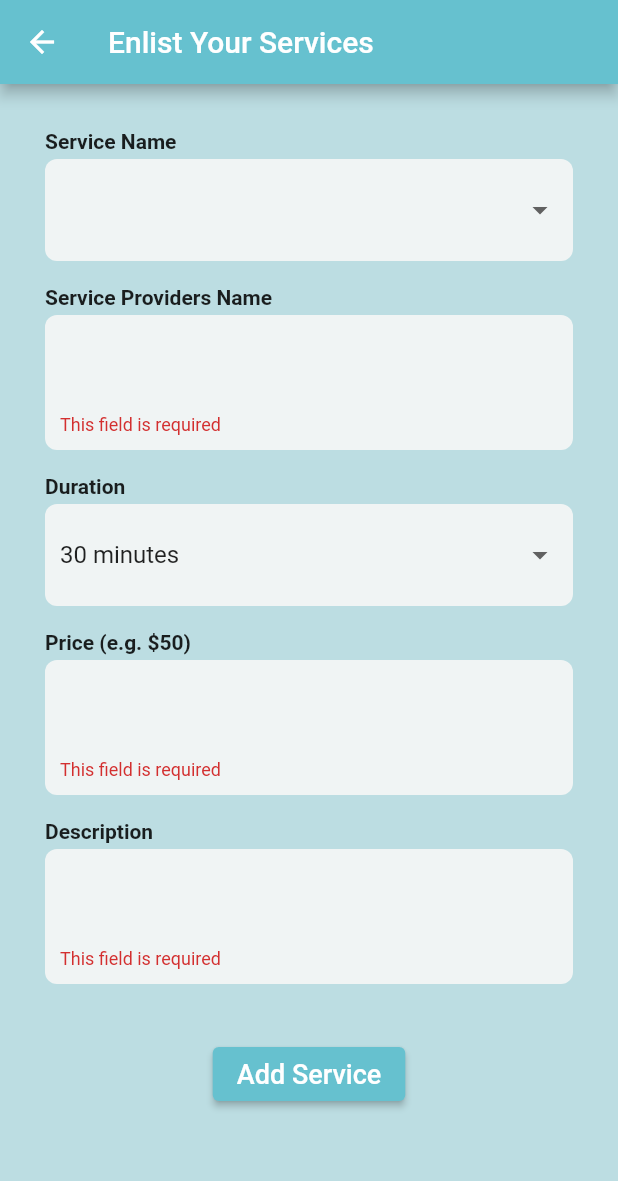
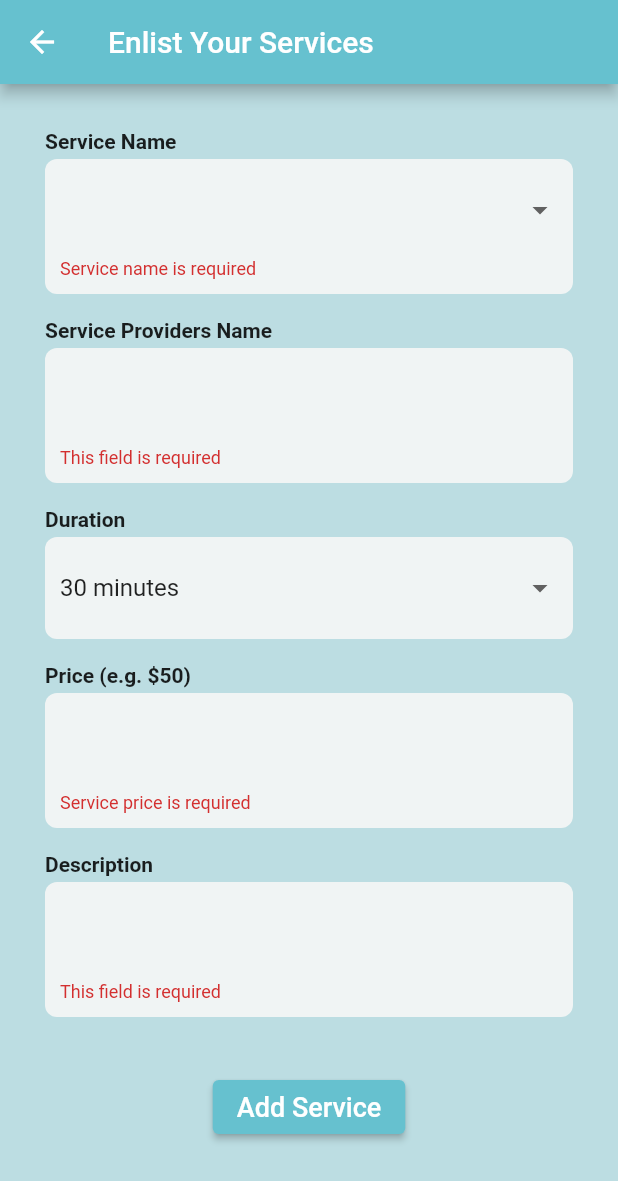
Before and after one commit to Sudesh-Maharjan/SwiftStyle-Version-2, a Flutter app: the AnotherPage screen opened directly, after a tap on "Add Service", on a phone screen of 412 x 824 dp. Shown: the top 1181 px of the screen. Run offline on Flutter 3.47's test engine with Material 2 defaults, Android fonts, the phone set to English and light mode, and no system bars; our stand-ins replace cloud_firestore, firebase_auth, firebase_core, flutter_svg, shared_preferences; missing offline and left inert: khalti_flutter; accounts and stored records are empty; network calls fail.

Commit message:
validation

```diff
--- a/lib/Businessaccountpages/BusinessAnotherPage.dart
+++ b/lib/Businessaccountpages/BusinessAnotherPage.dart
@@ -1,6 +1,5 @@
 import 'package:cloud_firestore/cloud_firestore.dart';
 import 'package:flutter/material.dart';
-import 'package:salon/Businessaccountpages/BusinessPage2.dart';
 
 final List<String> serviceOptions = [
   'Hair Cutting',
@@ -24,6 +23,28 @@ class _AnotherPageState extends State<AnotherPage> {
   String? selectedService;
   TextEditingController descriptionController = TextEditingController();
   bool dataSubmitted = false;
+
+  String? validateServiceName(String? value) {
+    // Custom validator for service name
+    if (value == null || value.isEmpty) {
+      return 'Service name is required';
+    }
+    if (value.contains(RegExp(r'(.)\1{2,}'))) {
+      return 'Service name should not have continuously repeating characters';
+    }
+    return null;
+  }
+
+  String? validateServicePrice(String? value) {
+    // Custom validator for service price
+    if (value == null || value.isEmpty) {
+      return 'Service price is required';
+    }
+    if (double.tryParse(value) == null || double.parse(value) > 200) {
+      return 'Service price should be a valid number and not exceed 200';
+    }
+    return null;
+  }
 
   void addService(BuildContext context) {
     if (_formKey.currentState!.validate()) {
@@ -82,9 +103,7 @@ class _AnotherPageState extends State<AnotherPage> {
   }
 
   void navigateToNextPage() {
-    Navigator.of(context).pushReplacement(
-      MaterialPageRoute(builder: (context) => Page2()),
-    );
+    // Implement the navigation to the next page here
   }
 
   @override
@@ -203,12 +222,7 @@ class _AnotherPageState extends State<AnotherPage> {
           child: TextFormField(
             controller: controller,
             keyboardType: TextInputType.number, // Numeric keyboard
-            validator: (value) {
-              if (value == null || value.isEmpty) {
-                return 'This field is required';
-              }
-              return null;
-            },
+            validator: validateServicePrice, // Add the custom validator
             decoration: const InputDecoration(
               border: InputBorder.none,
             ),
@@ -248,6 +262,7 @@ class _AnotherPageState extends State<AnotherPage> {
                 child: Text(option),
               );
             }).toList(),
+            validator: validateServiceName, // Add the custom validator
             decoration: const InputDecoration(
               border: InputBorder.none,
             ),
```
Also changed, not shown: lib/Businessaccountpages/BusinessNextPage.dart (+17 -42 lines).
